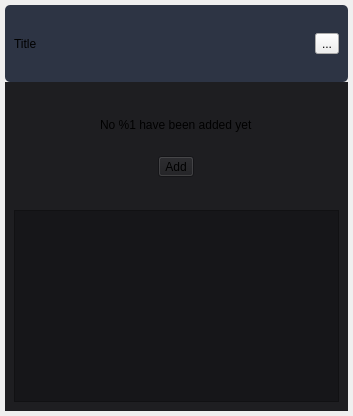
First picture: the form in ui/TableInputAccordion.ui, repository e-e-m-i-l-e-e/Chrysalis, before the edit.
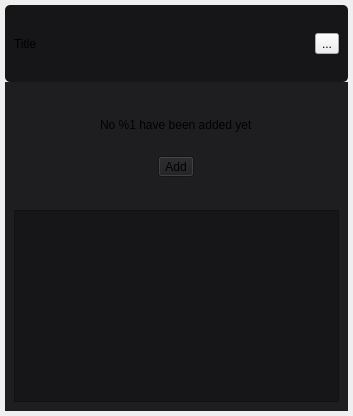
Second picture: the form after the edit. Icons and pictures are not drawn. Custom widgets are drawn as their Qt base class.

```diff
--- a/ui/TableInputAccordion.ui
+++ b/ui/TableInputAccordion.ui
@@ -48,7 +48,7 @@
     background-color: rgb(22, 22, 25);
     border-radius: 5px;
 }
-#accordionTitle {
+#accordionTitle:hover {
     background-color: rgb(45, 52, 68);
 }</string>
      </property>
```
